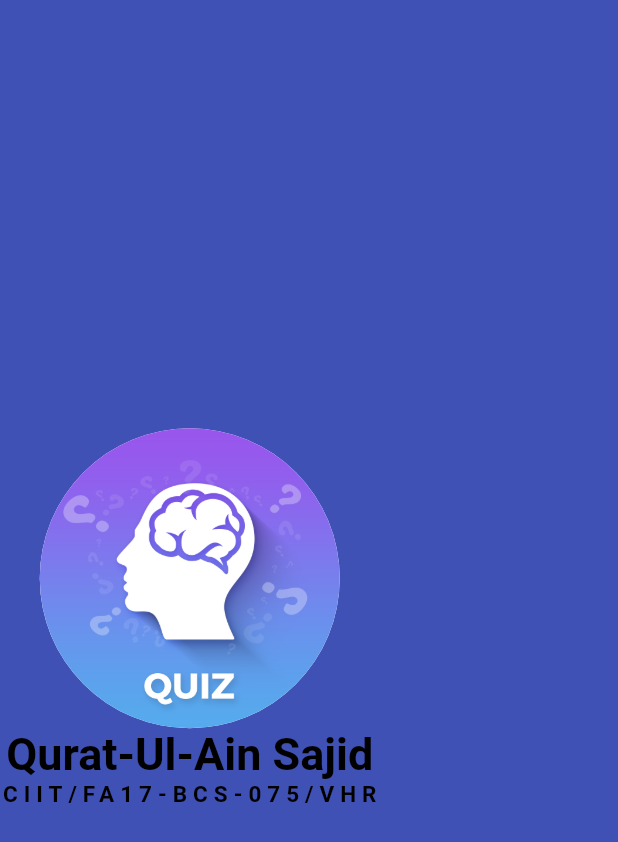
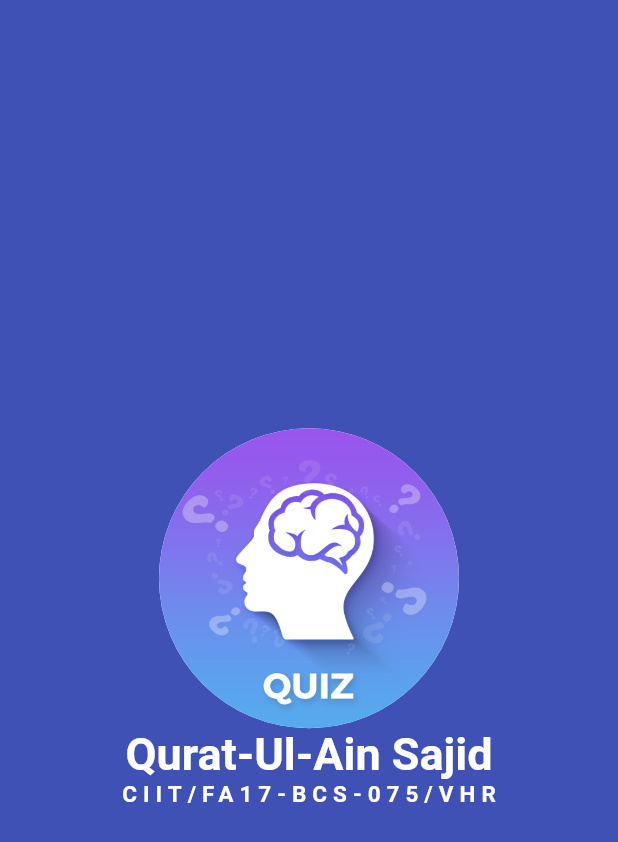
Before and after one commit to QuratulainSajid712/BSCS-B15-B-075-MAD, a Flutter app: the first screen one second after launch, on a phone screen of 412 x 824 dp. Shown: the top 842 px of the screen. Run offline on Flutter 3.47's test engine with Material 2 defaults, Android fonts, the phone set to English and light mode, and no system bars; our stand-ins replace audioplayers, rflutter_alert; missing offline and left inert: sessional1_075; Roboto replaces fonts that are missing (Pacifico).

Commit message:
centralized the iamge and text

```diff
--- a/complete_quizapp/lib/splashscreen.dart
+++ b/complete_quizapp/lib/splashscreen.dart
@@ -12,20 +12,17 @@ class _splashscreenState extends State<splashscreen> {
   @override
   void initState(){
     super.initState();
-    Timer(Duration(seconds: 6), (){
+    Timer(Duration(seconds: 10), (){
       Navigator.of(context).pushReplacement(MaterialPageRoute(
         builder: (context) => homepage(),
       ));
     });
   }
-
-  // added test yourself
-  // and made the text to align at center
   @override
   Widget build(BuildContext context) {
     return Scaffold(
       backgroundColor: Colors.indigo,
-      body: SafeArea(
+      body: Center(
         child: Column(
             mainAxisAlignment: MainAxisAlignment.center,
             children: <Widget>[
@@ -38,7 +35,7 @@ class _splashscreenState extends State<splashscreen> {
         'Qurat-Ul-Ain Sajid',
         style: TextStyle(
           fontFamily: 'Pacifico',
-          color: Colors.black,
+          color: Colors.white,
           fontWeight: FontWeight.bold,
           fontSize: 30.0,
 
@@ -47,7 +44,7 @@ class _splashscreenState extends State<splashscreen> {
       Text(
         'CIIT/FA17-BCS-075/VHR',
         style: TextStyle(
-          color: Colors.black,
+          color: Colors.white,
           fontWeight: FontWeight.bold,
           fontSize: 15.0,
           letterSpacing: 4.0,
```
